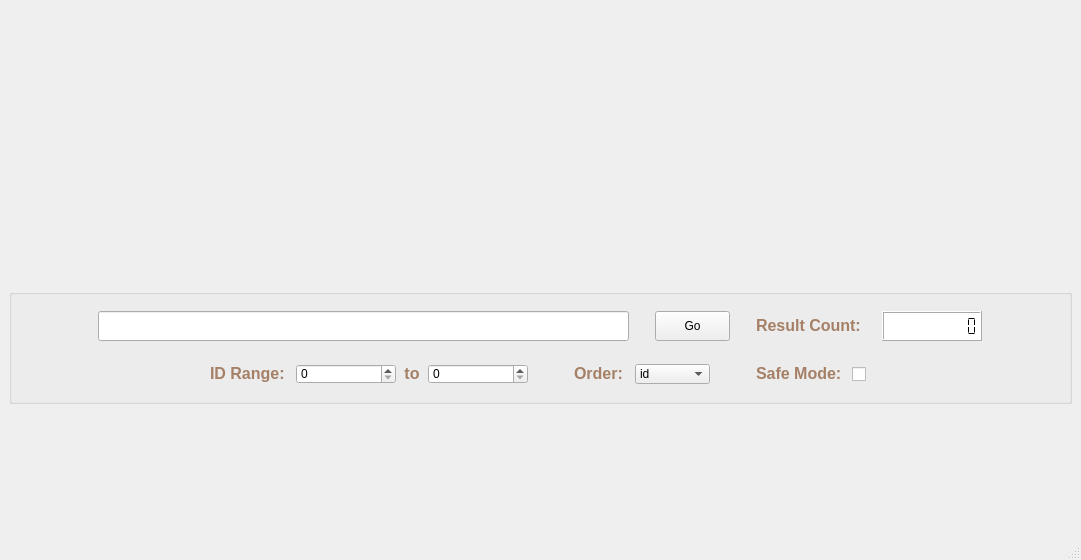
Before: the Qt Designer form konachan/APP/mainGUI_basic.ui in kevenano/python, drawn with Qt 5.
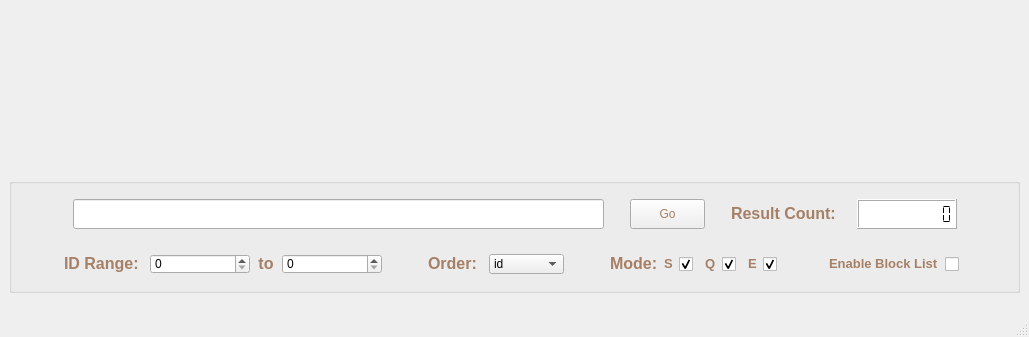
After: the same form once the commit is applied. Icons and pictures are not drawn.

The edit to the form file:
```diff
--- a/konachan/APP/mainGUI_basic.ui
+++ b/konachan/APP/mainGUI_basic.ui
@@ -6,8 +6,8 @@
    <rect>
     <x>0</x>
     <y>0</y>
-    <width>1081</width>
-    <height>560</height>
+    <width>1029</width>
+    <height>337</height>
    </rect>
   </property>
   <property name="sizePolicy">
@@ -25,9 +25,9 @@
 ;}</string>
   </property>
   <widget class="QWidget" name="centralwidget">
-   <layout class="QVBoxLayout" name="verticalLayout">
+   <layout class="QVBoxLayout" name="verticalLayout_2">
     <item>
-     <layout class="QGridLayout" name="gridLayout_3">
+     <layout class="QGridLayout" name="gridLayout_9">
       <item row="0" column="0">
        <layout class="QGridLayout" name="gridLayout_2">
         <item row="0" column="0">
@@ -92,14 +92,14 @@
       <item row="1" column="0">
        <widget class="QGroupBox" name="searchBox">
         <property name="sizePolicy">
-         <sizepolicy hsizetype="Preferred" vsizetype="Fixed">
+         <sizepolicy hsizetype="Preferred" vsizetype="Expanding">
           <horstretch>0</horstretch>
           <verstretch>0</verstretch>
          </sizepolicy>
         </property>
         <property name="minimumSize">
          <size>
-          <width>0</width>
+          <width>1009</width>
           <height>115</height>
          </size>
         </property>
@@ -112,8 +112,8 @@
         <property name="title">
          <string/>
         </property>
-        <layout class="QGridLayout" name="gridLayout_5">
-         <item row="0" column="0">
+        <layout class="QVBoxLayout" name="verticalLayout">
+         <item>
           <layout class="QGridLayout" name="mianSearch">
            <item row="0" column="0">
             <spacer name="horizontalSpacer_5">
@@ -121,7 +121,7 @@
               <enum>Qt::Horizontal</enum>
              </property>
              <property name="sizeType">
-              <enum>QSizePolicy::Fixed</enum>
+              <enum>QSizePolicy::Expanding</enum>
              </property>
              <property name="sizeHint" stdset="0">
               <size>
@@ -154,12 +154,15 @@
                 </size>
                </property>
                <property name="styleSheet">
-                <string notr="true">font: 12pt &quot;Agency FB&quot;;
-font: 25 9pt &quot;Microsoft YaHei&quot;;</string>
+                <string notr="true">font: 75 10pt &quot;Microsoft YaHei UI&quot;;
+color: rgb(165, 128, 102);</string>
                </property>
                <property name="text">
                 <string>Go</string>
                </property>
+               <property name="flat">
+                <bool>false</bool>
+               </property>
               </widget>
              </item>
              <item row="0" column="1">
@@ -297,7 +300,7 @@
               <enum>Qt::Horizontal</enum>
              </property>
              <property name="sizeType">
-              <enum>QSizePolicy::Fixed</enum>
+              <enum>QSizePolicy::Expanding</enum>
              </property>
              <property name="sizeHint" stdset="0">
               <size>
@@ -309,7 +312,9 @@
            </item>
           </layout>
          </item>
-         <item row="1" column="0">
+         <item>
+          <layout class="QGridLayout" name="gridLayout_3">
+           <item row="0" column="7">
           <spacer name="verticalSpacer">
            <property name="orientation">
             <enum>Qt::Vertical</enum>
@@ -320,14 +325,12 @@
            <property name="sizeHint" stdset="0">
             <size>
              <width>20</width>
-             <height>10</height>
+               <height>13</height>
             </size>
            </property>
           </spacer>
          </item>
-         <item row="2" column="0">
-          <layout class="QGridLayout" name="moreSearch">
-           <item row="0" column="0">
+           <item row="1" column="0">
             <spacer name="horizontalSpacer_9">
              <property name="orientation">
               <enum>Qt::Horizontal</enum>
@@ -340,7 +343,7 @@
              </property>
             </spacer>
            </item>
-           <item row="0" column="1">
+           <item row="1" column="1">
             <widget class="QLabel" name="label_2">
              <property name="sizePolicy">
               <sizepolicy hsizetype="Fixed" vsizetype="Fixed">
@@ -365,7 +368,7 @@
              </property>
             </widget>
            </item>
-           <item row="0" column="2">
+           <item row="1" column="2">
             <widget class="QSpinBox" name="IDRange1">
              <property name="sizePolicy">
               <sizepolicy hsizetype="Fixed" vsizetype="Fixed">
@@ -390,7 +393,7 @@
              </property>
             </widget>
            </item>
-           <item row="0" column="3">
+           <item row="1" column="3">
             <widget class="QLabel" name="label_5">
              <property name="sizePolicy">
               <sizepolicy hsizetype="Fixed" vsizetype="Fixed">
@@ -415,7 +418,7 @@
              </property>
             </widget>
            </item>
-           <item row="0" column="4">
+           <item row="1" column="4">
             <widget class="QSpinBox" name="IDRange2">
              <property name="sizePolicy">
               <sizepolicy hsizetype="Fixed" vsizetype="Fixed">
@@ -440,7 +443,7 @@
              </property>
             </widget>
            </item>
-           <item row="0" column="5">
+           <item row="1" column="5">
             <spacer name="horizontalSpacer_7">
              <property name="orientation">
               <enum>Qt::Horizontal</enum>
@@ -456,7 +459,7 @@
              </property>
             </spacer>
            </item>
-           <item row="0" column="6">
+           <item row="1" column="6">
             <widget class="QLabel" name="label_3">
              <property name="sizePolicy">
               <sizepolicy hsizetype="Fixed" vsizetype="Fixed">
@@ -481,7 +484,7 @@
              </property>
             </widget>
            </item>
-           <item row="0" column="7">
+           <item row="1" column="7">
             <widget class="QComboBox" name="Order">
              <property name="sizePolicy">
               <sizepolicy hsizetype="Fixed" vsizetype="Fixed">
@@ -525,7 +528,7 @@
              </item>
             </widget>
            </item>
-           <item row="0" column="8">
+           <item row="1" column="8">
             <spacer name="horizontalSpacer_8">
              <property name="orientation">
               <enum>Qt::Horizontal</enum>
@@ -541,7 +544,9 @@
              </property>
             </spacer>
            </item>
-           <item row="0" column="9">
+           <item row="1" column="9">
+            <layout class="QGridLayout" name="gridLayout_7">
+             <item row="0" column="0">
             <widget class="QLabel" name="label_4">
              <property name="sizePolicy">
               <sizepolicy hsizetype="Fixed" vsizetype="Fixed">
@@ -551,23 +556,77 @@
              </property>
              <property name="minimumSize">
               <size>
+                 <width>0</width>
+                 <height>0</height>
+                </size>
+               </property>
+               <property name="maximumSize">
+                <size>
                <width>90</width>
                <height>20</height>
               </size>
              </property>
+               <property name="text">
+                <string>&lt;html&gt;&lt;head/&gt;&lt;body&gt;&lt;p&gt;&lt;span style=&quot; font-size:12pt; font-weight:600; color:#a58066;&quot;&gt;Mode:&lt;/span&gt;&lt;/p&gt;&lt;/body&gt;&lt;/html&gt;</string>
+               </property>
+              </widget>
+             </item>
+             <item row="0" column="1">
+              <layout class="QGridLayout" name="gridLayout_4">
+               <item row="0" column="0">
+                <widget class="QLabel" name="label_6">
+                 <property name="text">
+                  <string>&lt;html&gt;&lt;head/&gt;&lt;body&gt;&lt;p&gt;&lt;span style=&quot; font-size:10pt; font-weight:600; color:#a58066;&quot;&gt;S&lt;/span&gt;&lt;/p&gt;&lt;/body&gt;&lt;/html&gt;</string>
+                 </property>
+                </widget>
+               </item>
+               <item row="0" column="1">
+                <widget class="QCheckBox" name="Mode_S">
+                 <property name="sizePolicy">
+                  <sizepolicy hsizetype="Fixed" vsizetype="Fixed">
+                   <horstretch>0</horstretch>
+                   <verstretch>0</verstretch>
+                  </sizepolicy>
+                 </property>
+                 <property name="minimumSize">
+                  <size>
+                   <width>20</width>
+                   <height>20</height>
+                  </size>
+                 </property>
              <property name="maximumSize">
               <size>
-               <width>90</width>
+                   <width>20</width>
                <height>20</height>
               </size>
              </property>
              <property name="text">
-              <string>&lt;html&gt;&lt;head/&gt;&lt;body&gt;&lt;p&gt;&lt;span style=&quot; font-size:12pt; font-weight:600; color:#a58066;&quot;&gt;Safe Mode:&lt;/span&gt;&lt;/p&gt;&lt;/body&gt;&lt;/html&gt;</string>
-             </property>
-            </widget>
-           </item>
-           <item row="0" column="10">
-            <widget class="QCheckBox" name="SafeMode">
+                  <string/>
+                 </property>
+                 <property name="iconSize">
+                  <size>
+                   <width>20</width>
+                   <height>20</height>
+                  </size>
+                 </property>
+                 <property name="checked">
+                  <bool>true</bool>
+                 </property>
+                </widget>
+               </item>
+              </layout>
+             </item>
+             <item row="0" column="2">
+              <layout class="QGridLayout" name="gridLayout_5">
+               <item row="0" column="0">
+                <widget class="QLabel" name="label_7">
+                 <property name="text">
+                  <string>&lt;html&gt;&lt;head/&gt;&lt;body&gt;&lt;p&gt;&lt;span style=&quot; font-size:10pt; font-weight:600; color:#a58066;&quot;&gt;Q&lt;/span&gt;&lt;/p&gt;&lt;/body&gt;&lt;/html&gt;</string>
+                 </property>
+                </widget>
+               </item>
+               <item row="0" column="1">
+                <widget class="QCheckBox" name="Mode_Q">
              <property name="sizePolicy">
               <sizepolicy hsizetype="Fixed" vsizetype="Fixed">
                <horstretch>0</horstretch>
@@ -595,16 +654,126 @@
                <height>20</height>
               </size>
              </property>
-            </widget>
-           </item>
-           <item row="0" column="11">
+                 <property name="checked">
+                  <bool>true</bool>
+                 </property>
+                </widget>
+               </item>
+              </layout>
+             </item>
+             <item row="0" column="3">
+              <layout class="QGridLayout" name="gridLayout_6">
+               <item row="0" column="0">
+                <widget class="QLabel" name="label_8">
+                 <property name="text">
+                  <string>&lt;html&gt;&lt;head/&gt;&lt;body&gt;&lt;p&gt;&lt;span style=&quot; font-size:10pt; font-weight:600; color:#a58066;&quot;&gt;E&lt;/span&gt;&lt;/p&gt;&lt;/body&gt;&lt;/html&gt;</string>
+                 </property>
+                </widget>
+               </item>
+               <item row="0" column="1">
+                <widget class="QCheckBox" name="Mode_E">
+                 <property name="sizePolicy">
+                  <sizepolicy hsizetype="Fixed" vsizetype="Fixed">
+                   <horstretch>0</horstretch>
+                   <verstretch>0</verstretch>
+                  </sizepolicy>
+                 </property>
+                 <property name="minimumSize">
+                  <size>
+                   <width>20</width>
+                   <height>20</height>
+                  </size>
+                 </property>
+                 <property name="maximumSize">
+                  <size>
+                   <width>20</width>
+                   <height>20</height>
+                  </size>
+                 </property>
+                 <property name="text">
+                  <string/>
+                 </property>
+                 <property name="iconSize">
+                  <size>
+                   <width>20</width>
+                   <height>20</height>
+                  </size>
+                 </property>
+                 <property name="checked">
+                  <bool>true</bool>
+                 </property>
+                </widget>
+               </item>
+              </layout>
+             </item>
+            </layout>
+           </item>
+           <item row="1" column="10">
+            <spacer name="horizontalSpacer_11">
+             <property name="orientation">
+              <enum>Qt::Horizontal</enum>
+             </property>
+             <property name="sizeType">
+              <enum>QSizePolicy::Fixed</enum>
+             </property>
+             <property name="sizeHint" stdset="0">
+              <size>
+               <width>40</width>
+               <height>20</height>
+              </size>
+             </property>
+            </spacer>
+           </item>
+           <item row="1" column="11">
+            <layout class="QGridLayout" name="gridLayout_8">
+             <item row="0" column="0">
+              <widget class="QLabel" name="label_9">
+               <property name="text">
+                <string>&lt;html&gt;&lt;head/&gt;&lt;body&gt;&lt;p&gt;&lt;span style=&quot; font-size:10pt; font-weight:600; color:#a58066;&quot;&gt;Enable Block List&lt;/span&gt;&lt;/p&gt;&lt;/body&gt;&lt;/html&gt;</string>
+               </property>
+              </widget>
+             </item>
+             <item row="0" column="1">
+              <widget class="QCheckBox" name="EBL">
+               <property name="sizePolicy">
+                <sizepolicy hsizetype="Fixed" vsizetype="Fixed">
+                 <horstretch>0</horstretch>
+                 <verstretch>0</verstretch>
+                </sizepolicy>
+               </property>
+               <property name="minimumSize">
+                <size>
+                 <width>20</width>
+                 <height>20</height>
+                </size>
+               </property>
+               <property name="maximumSize">
+                <size>
+                 <width>20</width>
+                 <height>20</height>
+                </size>
+               </property>
+               <property name="text">
+                <string/>
+               </property>
+               <property name="iconSize">
+                <size>
+                 <width>20</width>
+                 <height>20</height>
+                </size>
+               </property>
+              </widget>
+             </item>
+            </layout>
+           </item>
+           <item row="1" column="12">
             <spacer name="horizontalSpacer_10">
              <property name="orientation">
               <enum>Qt::Horizontal</enum>
              </property>
              <property name="sizeHint" stdset="0">
               <size>
-               <width>40</width>
+               <width>28</width>
                <height>20</height>
               </size>
              </property>
```
Left out of the diff: 2 changed lines with no effect on the pictures. Lines whose indentation alone changed are shown as unchanged.
